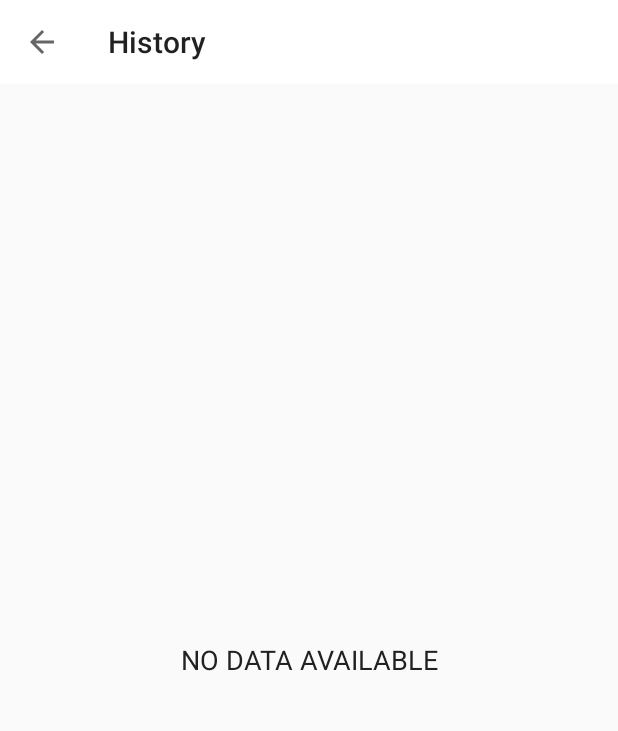
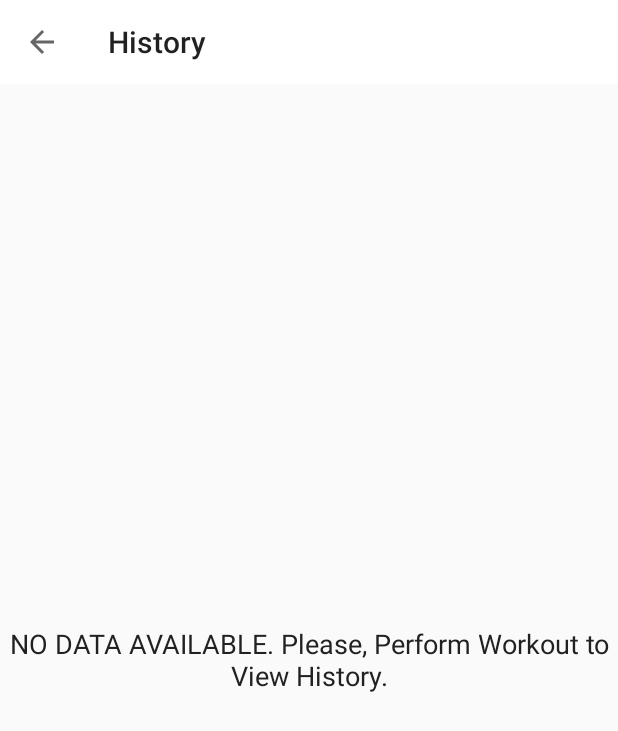
Before and after one commit to Roshan13046/Home_Workout_Kotlin_Android_App, an Android app: the screen it shows after launch (HistoryActivity), after a tap on an icon or button, on a phone screen of 412 x 824 dp. Shown: the top 731 px of the screen. Run offline under Robolectric (Android 15) with nearby library versions, the light colour scheme and no system bars.

Commit message:
fixes issue 17: History screen is visible.

```diff
--- a/app/src/main/java/com/example/daily_workout_app/FinishActivity.kt
+++ b/app/src/main/java/com/example/daily_workout_app/FinishActivity.kt
@@ -38,7 +38,8 @@ class FinishActivity : AppCompatActivity() {
         val dateTime = calendar.time
         Log.i("DATE:",""+dateTime)//making a log entry for testing
 
-        val sdf = SimpleDateFormat("dd MMM yyyy HH:mm:ss", Locale.getDefault())//formatting date and time
+//        val sdf = SimpleDateFormat("dd-MMM-yyyy          HH:mm:ss", Locale.getDefault())//formatting date and time
+        val sdf = SimpleDateFormat("dd-MMM-yyyy         HH:mm:ss aaa", Locale.getDefault())//formatting date and time
         val date = sdf.format(dateTime)
 
         val dbHandler = SqliteOpenHelper(this,null)
--- a/app/src/main/java/com/example/daily_workout_app/HistoryActivity.kt
+++ b/app/src/main/java/com/example/daily_workout_app/HistoryActivity.kt
@@ -33,6 +33,7 @@ class HistoryActivity : AppCompatActivity() {
         val allCompletedDatesList = dbHandler.getAllCompletedDatesList()
 
         if(allCompletedDatesList.size > 0){
+            //setting the history layout elements visibility
             tvHistory.visibility = View.VISIBLE
             rvHistory.visibility = View.VISIBLE
             tvNoDataAvailable.visibility = View.GONE
@@ -41,6 +42,7 @@ class HistoryActivity : AppCompatActivity() {
             val historyAdapter = HistoryAdapter(this, allCompletedDatesList)
             rvHistory.adapter = historyAdapter
         }else{
+            //setting the history layout elements visibility
             tvHistory.visibility = View.GONE
             rvHistory.visibility = View.GONE
             tvNoDataAvailable.visibility = View.VISIBLE
--- a/app/src/main/res/layout/activity_history.xml
+++ b/app/src/main/res/layout/activity_history.xml
@@ -25,7 +25,7 @@
             android:layout_height="wrap_content"
             android:layout_margin="10dp"
             android:gravity="center"
-            android:text="EXERCISE COMPLETED"
+            android:text="EXERCISES COMPLETED"
             android:textSize="18sp"
             android:visibility="gone"
             tools:visibility="visible"/>
@@ -43,7 +43,7 @@
             android:layout_width="match_parent"
             android:layout_height="match_parent"
             android:gravity="center"
-            android:text="NO DATA AVAILABLE"
+            android:text="NO DATA AVAILABLE. Please, Perform Workout to View History."
             android:textColor="#212121"
             android:textSize="18sp"
             android:visibility="visible"
--- a/app/src/main/res/layout/item_history_row.xml
+++ b/app/src/main/res/layout/item_history_row.xml
@@ -23,6 +23,7 @@
         android:id="@+id/tvItem"
         android:layout_width="0dp"
         android:layout_height="wrap_content"
+        android:layout_weight="1"
         android:gravity="center"
         android:textColor="#212121"
         android:textSize="15sp"
```
Also changed, not shown: app/src/main/java/com/example/daily_workout_app/HistoryAdapter.kt (+7 -5 lines).
